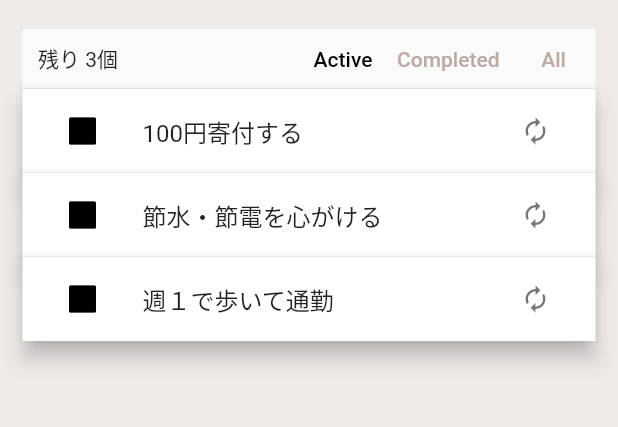
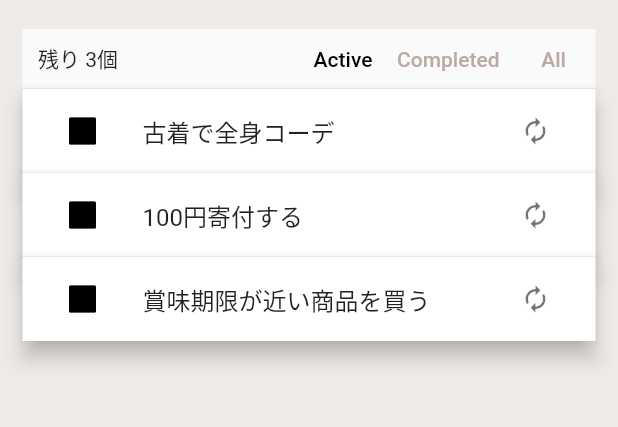
Before and after one commit to kode28003/calender, a Flutter app: the ToDoPage screen opened by its route, on a phone screen of 412 x 824 dp, the part 208-635 px from its top. Run offline on Flutter 3.47's test engine with Material 2 defaults, Android fonts, the phone set to English and light mode, and no system bars; our stand-ins replace flutter_hooks, flutter_riverpod, hooks_riverpod, riverpod, syncfusion_flutter_calendar; Roboto replaces fonts that are missing (Helvetica Neue).

Commit message:
modify count provider

```diff
--- a/lib/page/todo.dart
+++ b/lib/page/todo.dart
@@ -27,6 +27,9 @@ final list=[
   'いらない物をメルカリで売る',
   'ごみ拾いをする',
   'SDGsについて調べる',
+  '',
+  '',
+  '',
 ];
 
 
@@ -49,9 +52,9 @@ final todoListProvider = StateNotifierProvider<TodoList, List<Todo>>((ref) {
   final iconNumber3=ref.watch(iconCount3Provider);
 
   return TodoList([
-    Todo(id: '1', description: list[1+iconNumber1]),
-    Todo(id: '2', description: list[2+iconNumber2]),
-    Todo(id: '3', description: list[3+iconNumber3]),
+    Todo(id: '1', description: list[iconNumber1]),
+    Todo(id: '2', description: list[iconNumber2]),
+    Todo(id: '3', description: list[iconNumber3]),
   ]);
 });
 
```
